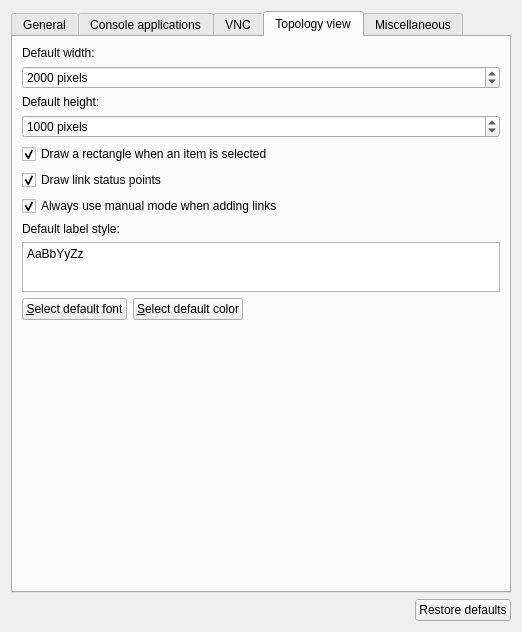
Above: gns3/ui/general_preferences_page.ui from GNS3/gns3-gui before the change. Below: the same form after it.
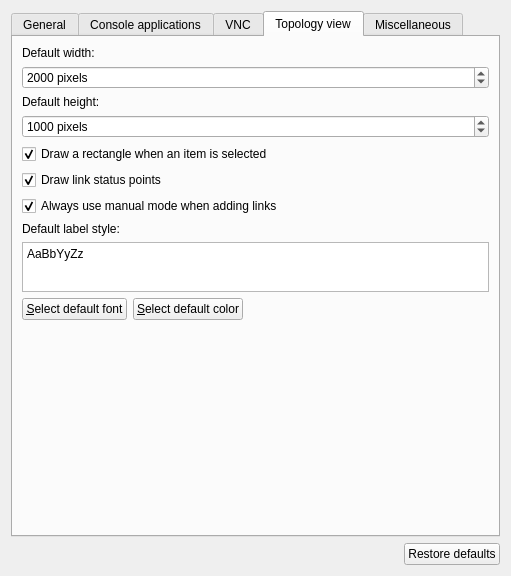
That is the form after the change. The open tabs and pages were chosen to show the change.

Commit message: Adjustments for the preferences dialog

```diff
--- a/gns3/ui/general_preferences_page.ui
+++ b/gns3/ui/general_preferences_page.ui
@@ -6,8 +6,8 @@
    <rect>
     <x>0</x>
     <y>0</y>
-    <width>522</width>
-    <height>632</height>
+    <width>511</width>
+    <height>576</height>
    </rect>
   </property>
   <property name="windowTitle">
@@ -16,6 +16,12 @@
   <layout class="QVBoxLayout" name="verticalLayout">
    <item>
     <widget class="QTabWidget" name="uiMiscTabWidget">
+     <property name="sizePolicy">
+      <sizepolicy hsizetype="MinimumExpanding" vsizetype="MinimumExpanding">
+       <horstretch>0</horstretch>
+       <verstretch>0</verstretch>
+      </sizepolicy>
+     </property>
      <property name="currentIndex">
       <number>0</number>
      </property>
@@ -216,7 +222,7 @@
         </widget>
        </item>
        <item>
-        <spacer name="verticalSpacer">
+        <spacer name="verticalSpacer_5">
          <property name="orientation">
           <enum>Qt::Vertical</enum>
          </property>
@@ -371,7 +377,7 @@
         </widget>
        </item>
        <item>
-        <spacer name="verticalSpacer_2">
+        <spacer name="verticalSpacer_4">
          <property name="orientation">
           <enum>Qt::Vertical</enum>
          </property>
@@ -436,21 +442,21 @@
             </item>
            </layout>
           </item>
-         </layout>
-        </widget>
-       </item>
        <item>
-        <spacer name="verticalSpacer_5">
+           <spacer name="verticalSpacer_3">
          <property name="orientation">
           <enum>Qt::Vertical</enum>
          </property>
          <property name="sizeHint" stdset="0">
           <size>
            <width>20</width>
-           <height>294</height>
+              <height>40</height>
           </size>
          </property>
         </spacer>
+          </item>
+         </layout>
+        </widget>
        </item>
       </layout>
      </widget>
@@ -563,19 +569,6 @@
          </item>
         </layout>
        </item>
-       <item row="10" column="1">
-        <spacer name="verticalSpacer_4">
-         <property name="orientation">
-          <enum>Qt::Vertical</enum>
-         </property>
-         <property name="sizeHint" stdset="0">
-          <size>
-           <width>20</width>
-           <height>201</height>
-          </size>
-         </property>
-        </spacer>
-       </item>
        <item row="3" column="0" colspan="2">
         <widget class="QSpinBox" name="uiSceneHeightSpinBox">
          <property name="suffix">
@@ -614,6 +607,19 @@
          </property>
         </widget>
        </item>
+       <item row="10" column="0">
+        <spacer name="verticalSpacer_2">
+         <property name="orientation">
+          <enum>Qt::Vertical</enum>
+         </property>
+         <property name="sizeHint" stdset="0">
+          <size>
+           <width>20</width>
+           <height>40</height>
+          </size>
+         </property>
+        </spacer>
+       </item>
       </layout>
      </widget>
      <widget class="QWidget" name="tab">
@@ -702,14 +708,14 @@
         </widget>
        </item>
        <item>
-        <spacer name="verticalSpacer_3">
+        <spacer name="verticalSpacer">
          <property name="orientation">
           <enum>Qt::Vertical</enum>
          </property>
          <property name="sizeHint" stdset="0">
           <size>
            <width>20</width>
-           <height>318</height>
+           <height>40</height>
           </size>
          </property>
         </spacer>
```
Lines whose indentation alone changed are shown as unchanged. The commit also changes 6 other files.
